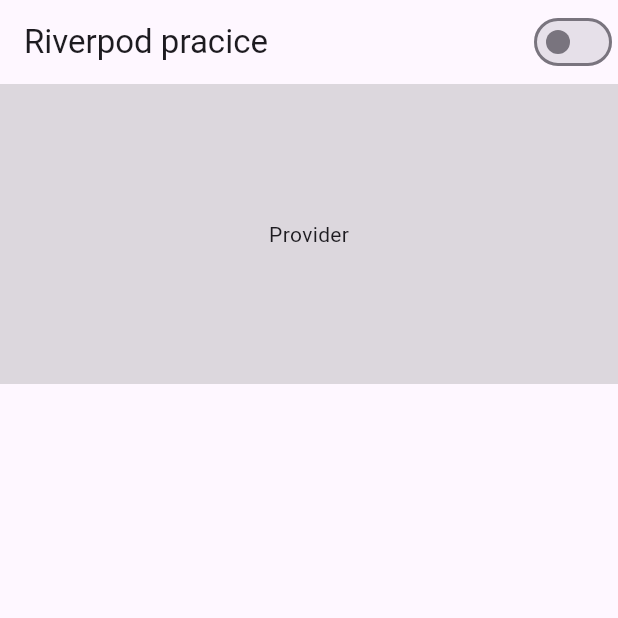
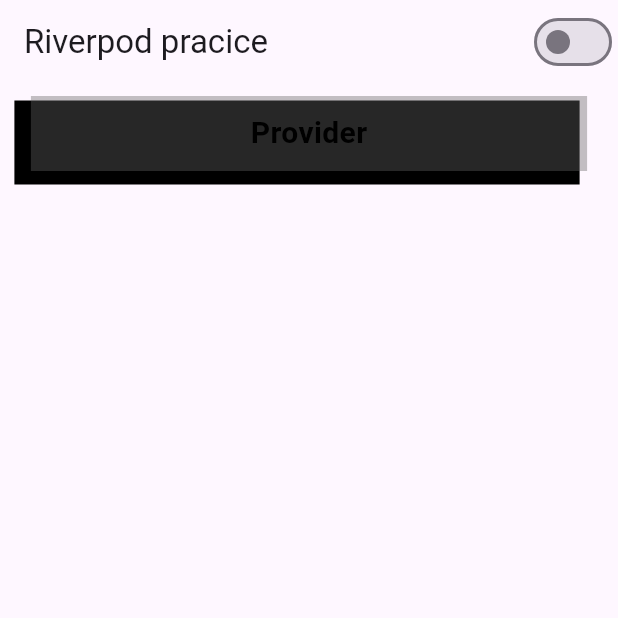
Before and after one commit to mustapha-amin/learning_riverpod, a Flutter app: the screen it shows after launch, on a phone screen of 412 x 824 dp, the top half of it. Run offline on Flutter 3.47's test engine with Material 3 defaults, Android fonts, the phone set to English and light mode, and no system bars; our stand-ins replace flutter_riverpod.

Commit message:
renamed and redesigned

```diff
--- a/lib/screens/home/home.dart
+++ b/lib/screens/home/home.dart
@@ -1,6 +1,6 @@
 import 'package:flutter/material.dart';
 import 'package:learning_riverpod/screens/providers/provider_screen.dart';
-import 'package:learning_riverpod/shared/provider_card.dart';
+import 'package:learning_riverpod/shared/provider_tile.dart';
 
 class Home extends StatelessWidget {
   const Home({super.key});
@@ -17,7 +17,8 @@ class Home extends StatelessWidget {
           ),
         ],
       ),
-      body: const Column(
+      body: const Center(
+        child: Column(
           children: [
             ProviderTile(
               title: "Provider",
@@ -25,6 +26,7 @@ class Home extends StatelessWidget {
             ),
           ],
         ),
+      ),
     );
   }
 }
--- a/lib/shared/provider_card.dart
+++ /dev/null
@@ -1,40 +0,0 @@
-import 'dart:math';
-
-import 'package:flutter/material.dart';
-
-class ProviderTile extends StatelessWidget {
-  final String title;
-  final Widget destination;
-
-  const ProviderTile({
-    required this.title,
-    required this.destination,
-    super.key,
-  });
-
-  @override
-  Widget build(BuildContext context) {
-    return GestureDetector(
-      onTap: () {
-        Navigator.push(
-          context,
-          MaterialPageRoute(
-            builder: (context) => destination,
-          ),
-        );
-      },
-      child: Container(
-        height: 200,
-        color: Color.fromARGB(
-          Random().nextInt(255),
-          Random().nextInt(255),
-          Random().nextInt(255),
-          Random().nextInt(255),
-        ),
-        child: Center(
-          child: Text(title),
-        ),
-      ),
-    );
-  }
-}
--- /dev/null
+++ b/lib/shared/provider_tile.dart
@@ -0,0 +1,60 @@
+import 'dart:math';
+
+import 'package:flutter/material.dart';
+
+class ProviderTile extends StatelessWidget {
+  final String title;
+  final Widget destination;
+
+  const ProviderTile({
+    required this.title,
+    required this.destination,
+    super.key,
+  });
+
+  Color randomColor() => Color.fromARGB(
+        Random().nextInt(225) + 30,
+        Random().nextInt(225) + 30,
+        Random().nextInt(225) + 30,
+        Random().nextInt(225) + 30,
+      );
+
+  @override
+  Widget build(BuildContext context) {
+    return InkWell(
+      onTap: () {
+        Navigator.push(
+          context,
+          MaterialPageRoute(
+            builder: (context) => destination,
+          ),
+        );
+      },
+      child: Container(
+        width: MediaQuery.of(context).size.width * .9,
+        decoration: BoxDecoration(
+          color: randomColor(),
+          boxShadow: const [
+            BoxShadow(
+              color: Colors.black,
+              spreadRadius: 3,
+              offset: Offset(-8, 6),
+            ),
+          ],
+        ),
+        margin: const EdgeInsets.all(8),
+        height: 50,
+        child: Center(
+          child: Text(
+            title,
+            style: const TextStyle(
+              fontWeight: FontWeight.bold,
+              fontSize: 20,
+              color: Colors.black,
+            ),
+          ),
+        ),
+      ),
+    );
+  }
+}
```
Lines whose indentation alone changed are shown as unchanged.
